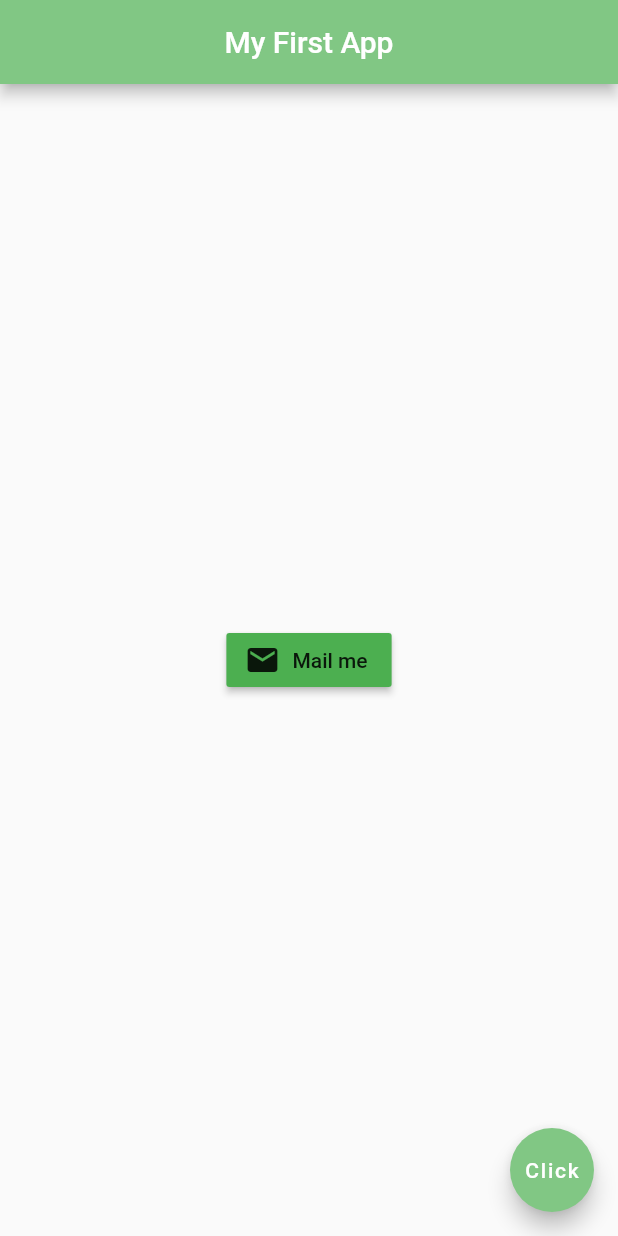
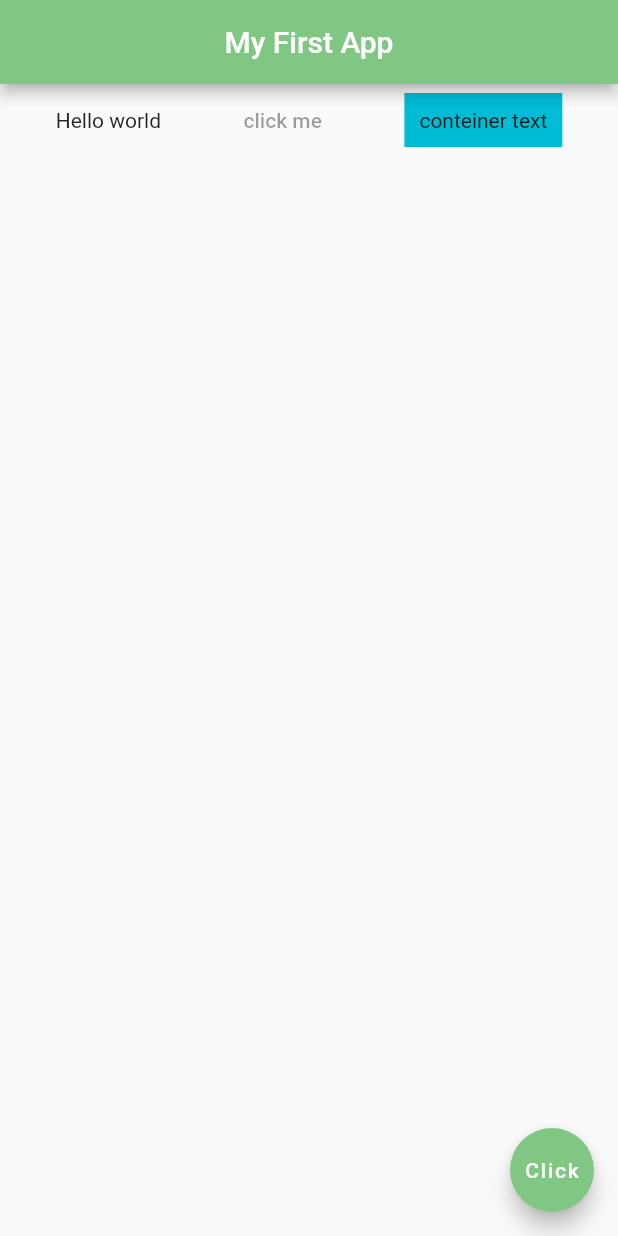
Before and after one commit to rai8/flutter-basics, a Flutter app: the screen it shows after launch, on a phone screen of 412 x 824 dp. Run offline on Flutter 3.47's test engine with Material 2 defaults, Android fonts, the phone set to English and light mode, and no system bars.

Commit message:
working with rows

```diff
--- a/lib/main.dart
+++ b/lib/main.dart
@@ -15,21 +15,23 @@ class Home extends StatelessWidget {
         title: Text('My First App'),
         centerTitle: true,
       ),
-      body: Center(
-        //child: Image.network('url') or Image.asset('assets/crystal.jpg)
-        /* child: Icon(
-          Icons.airport_shuttle,
-          color: Colors.green[600],
-          size: 48,
-        ), */
-        child:RaisedButton.icon(
-        onPressed: (){},
-        icon: Icon(
-          Icons.mail
-        ),
-        label: Text('Mail me'),
-        color: Colors.green,
-        ),
+      body: Row(
+        mainAxisAlignment: MainAxisAlignment.spaceEvenly,
+        children: <Widget>[
+          Text(
+            'Hello world'
+          ),
+          FlatButton(
+            onPressed: null,
+            color: Colors.green[300],
+            child: Text('click me')
+            ),
+            Container(
+              color: Colors.cyan,
+              padding: EdgeInsets.all(10.0),
+              child: Text('conteiner text'),
+            ),
+        ],//this means the children properties should be a list of widgets
       ),
       floatingActionButton: FloatingActionButton(
         onPressed: () {
```
